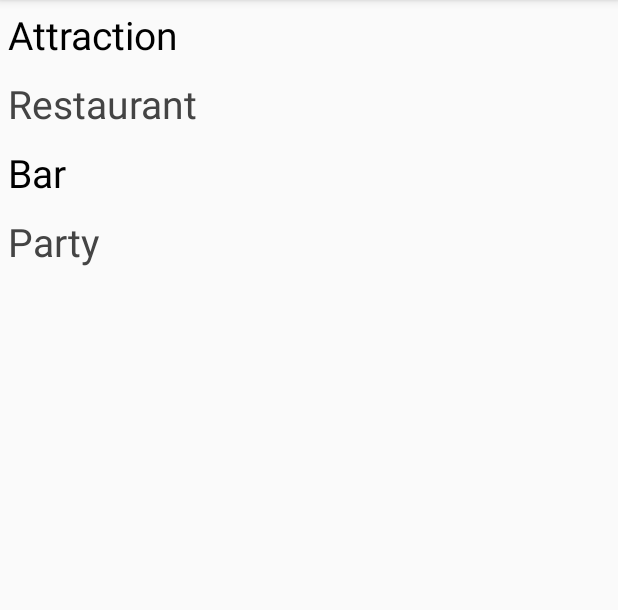
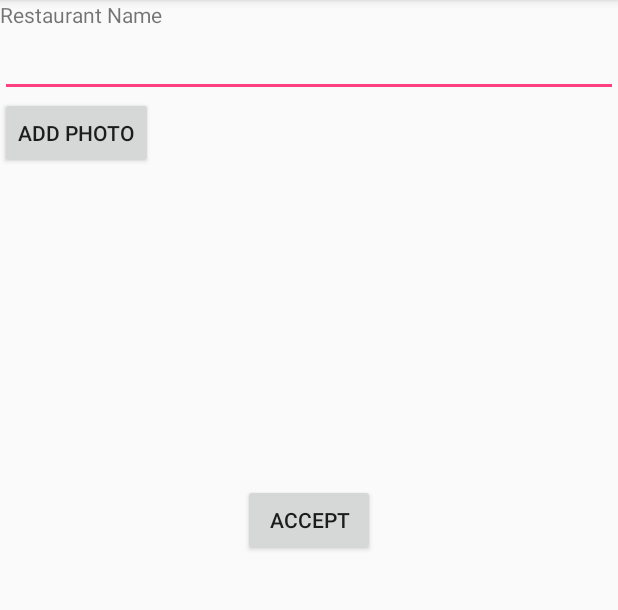
Before and after one commit to redbluex/WarsawGuide, an Android app: the AddActivity screen opened directly, with no data from a screen before it, after a tap on "Restaurant", on a phone screen of 412 x 824 dp, the part 84-694 px from its top. Run offline under Robolectric (Android 15) with nearby library versions, the phone set to English and light mode, and no system bars; our stand-ins replace ButterKnife, Firebase (no records; nobody signed in at launch, a user with empty details on screens opened directly).

Commit message:
AddParty and AddRestaurant - fixed problem with sync

```diff
--- a/app/src/main/AndroidManifest.xml
+++ b/app/src/main/AndroidManifest.xml
@@ -4,7 +4,7 @@
 
     <uses-permission android:name="android.permission.INTERNET" />
     <uses-permission android:name="android.permission.ACCESS_NETWORK_STATE" />
-    <uses-permission android:name="android.permission.READ_EXTERNAL_STORAGE"  />
+    <uses-permission android:name="android.permission.READ_EXTERNAL_STORAGE" />
 
     <application
         android:allowBackup="true"
@@ -34,7 +34,8 @@
         <activity android:name=".bar.SingleBarActivity" />
         <activity android:name=".add.AddActivity" />
         <activity android:name=".add.addbar.AddBarActivity" />
-        <activity android:name=".add.addparty.AddPartyActivity"></activity>
+        <activity android:name=".add.addparty.AddPartyActivity" />
+        <activity android:name=".add.addrestaurant.AddRestaurantActivity"></activity>
     </application>
 
 </manifest>
--- a/app/src/main/java/pl/redblue/warszawa/add/AddActivity.java
+++ b/app/src/main/java/pl/redblue/warszawa/add/AddActivity.java
@@ -8,6 +8,7 @@ import android.view.View;
 import pl.redblue.warszawa.R;
 import pl.redblue.warszawa.add.addbar.AddBarActivity;
 import pl.redblue.warszawa.add.addparty.AddPartyActivity;
+import pl.redblue.warszawa.add.addrestaurant.AddRestaurantActivity;
 
 public class AddActivity extends AppCompatActivity {
 
@@ -22,7 +23,8 @@ public class AddActivity extends AppCompatActivity {
     }
 
     public void addRestaurant(View view) {
-
+        Intent i = new Intent(AddActivity.this, AddRestaurantActivity.class);
+        startActivity(i);
     }
 
     public void addBar(View view) {
--- /dev/null
+++ b/app/src/main/java/pl/redblue/warszawa/add/addrestaurant/AddRestaurantActivity.java
@@ -0,0 +1,107 @@
+package pl.redblue.warszawa.add.addrestaurant;
+
+import android.content.Intent;
+import android.net.Uri;
+import android.support.annotation.NonNull;
+import android.support.v7.app.AppCompatActivity;
+import android.os.Bundle;
+import android.view.View;
+import android.widget.Button;
+import android.widget.EditText;
+
+import com.google.android.gms.tasks.OnFailureListener;
+import com.google.android.gms.tasks.OnSuccessListener;
+import com.google.firebase.database.DatabaseReference;
+import com.google.firebase.database.FirebaseDatabase;
+import com.google.firebase.storage.FirebaseStorage;
+import com.google.firebase.storage.StorageReference;
+import com.google.firebase.storage.UploadTask;
+
+import java.util.UUID;
+
+import butterknife.BindView;
+import butterknife.ButterKnife;
+import pl.redblue.warszawa.R;
+import pl.redblue.warszawa.main.MainActivity;
+import pl.redblue.warszawa.restaurant.Restaurant;
+
+public class AddRestaurantActivity extends AppCompatActivity {
+
+    @BindView(R.id.editRestaurantName)
+    EditText restaurantName;
+    @BindView(R.id.buttonAddRestaurantPhoto)
+    Button restaurantPhoto;
+    @BindView(R.id.buttonAddRestaurantAccept)
+    Button restaurantAccept;
+
+    private Restaurant restaurant;
+    private Uri filePath;
+    private StorageReference storageReference;
+    private Uri urlFireBasePhoto;
+    private DatabaseReference databaseReference;
+    private StorageReference sRef;
+
+    @Override
+    protected void onCreate(Bundle savedInstanceState) {
+        super.onCreate(savedInstanceState);
+        setContentView(R.layout.activity_add_restaurant);
+        ButterKnife.bind(this);
+        storageReference = FirebaseStorage.getInstance().getReference();
+        databaseReference = FirebaseDatabase.getInstance().getReference("restaurants");
+        sRef = storageReference.child("party/"+ UUID.randomUUID().toString());
+        restaurant = new Restaurant();
+
+        restaurantPhoto.setOnClickListener(new View.OnClickListener() {
+            @Override
+            public void onClick(View view) {
+                getPhotoUri();
+            }
+        });
+
+        restaurantAccept.setOnClickListener(new View.OnClickListener() {
+            @Override
+            public void onClick(View view) {
+                sRef.putFile(filePath).addOnSuccessListener(new OnSuccessListener<UploadTask.TaskSnapshot>() {
+                    @Override
+                    public void onSuccess(UploadTask.TaskSnapshot taskSnapshot) {
+                        urlFireBasePhoto = taskSnapshot.getDownloadUrl();
+                        restaurant.setPhotoRestaurant(urlFireBasePhoto.toString());
+                        setAllFields();
+                        databaseReference.child(restaurant.getIdRestaurant()).setValue(restaurant);
+                        Intent intent = new Intent(AddRestaurantActivity.this, MainActivity.class);
+                        startActivity(intent);
+                    }
+                })
+                        .addOnFailureListener(new OnFailureListener() {
+                            @Override
+                            public void onFailure(@NonNull Exception e) {
+
+                            }
+                        });
+            }
+        });
+
+    }
+
+    public void getPhotoUri(){
+        Intent intent = new Intent();
+        intent.setType("image/*");
+        intent.setAction(Intent.ACTION_GET_CONTENT);
+        startActivityForResult(intent, 1);
+    }
+
+    public void setAllFields(){
+        restaurant.setNameRestaurant(restaurantName.getText().toString());
+        restaurant.setLikeRatio(0);
+        String idRestaurant = databaseReference.push().getKey();
+        restaurant.setIdRestaurant(idRestaurant);
+
+    }
+
+    @Override
+    protected void onActivityResult(int requestCode, int resultCode, Intent data) {
+        if(resultCode==RESULT_OK && requestCode==1){
+            filePath = data.getData();
+        }
+    }
+}
--- a/app/src/main/res/layout/activity_add_party.xml
+++ b/app/src/main/res/layout/activity_add_party.xml
@@ -118,7 +118,7 @@
         android:layout_width="match_parent"
         android:layout_height="wrap_content"
         android:text="@string/add_image"
-        android:onClick="addImageParty"/>
+        />
 
     <Button
         android:id="@+id/buttonAddPartyAccept"
@@ -127,4 +127,5 @@
         android:text="@string/add" />
 
 
+
 </LinearLayout>
--- /dev/null
+++ b/app/src/main/res/layout/activity_add_restaurant.xml
@@ -0,0 +1,36 @@
+<?xml version="1.0" encoding="utf-8"?>
+<LinearLayout xmlns:android="http://schemas.android.com/apk/res/android"
+    xmlns:app="http://schemas.android.com/apk/res-auto"
+    xmlns:tools="http://schemas.android.com/tools"
+    android:layout_width="match_parent"
+    android:layout_height="match_parent"
+    tools:context=".add.addrestaurant.AddRestaurantActivity"
+    android:orientation="vertical">
+    <TextView
+        android:layout_width="match_parent"
+        android:layout_height="wrap_content"
+        android:text="Restaurant Name"/>
+    <EditText
+        android:id="@+id/editRestaurantName"
+        android:layout_width="match_parent"
+        android:layout_height="wrap_content"
+        android:inputType="textPersonName"
+        />
+    <Button
+        android:id="@+id/buttonAddRestaurantPhoto"
+        android:layout_width="wrap_content"
+        android:layout_height="wrap_content"
+        android:text="Add Photo"/>
+    <ImageView
+        android:layout_width="200dp"
+        android:layout_height="200dp"
+        android:layout_gravity="center"/>
+    <Button
+        android:id="@+id/buttonAddRestaurantAccept"
+        android:layout_width="wrap_content"
+        android:layout_height="wrap_content"
+        android:text="Accept"
+        android:layout_marginTop="10dp"
+        android:layout_gravity="center"/>
+
+</LinearLayout>
```
Also changed, not shown: app/src/main/java/pl/redblue/warszawa/add/addparty/AddPartyActivity.java (+18 -6 lines).
